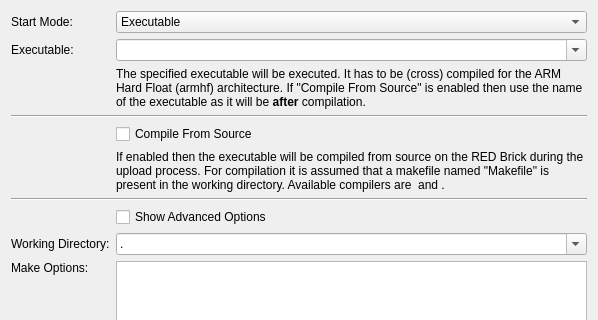
First picture: the form in src/brickv/plugin_system/plugins/red/ui/program_page_c.ui, repository Tinkerforge/brickv, before the edit; both pictures show x 0 to 598 and y 0 to 320 of the 598 by 703 pixel window.
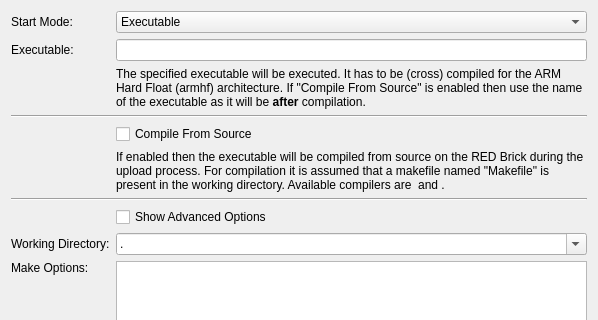
Second picture: the form after the edit. Custom widgets are drawn as their Qt base class.

```diff
--- a/src/brickv/plugin_system/plugins/red/ui/program_page_c.ui
+++ b/src/brickv/plugin_system/plugins/red/ui/program_page_c.ui
@@ -115,16 +115,6 @@
        </property>
       </widget>
      </item>
-     <item row="1" column="1" colspan="4">
-      <widget class="QComboBox" name="combo_executable">
-       <property name="editable">
-        <bool>true</bool>
-       </property>
-       <property name="insertPolicy">
-        <enum>QComboBox::NoInsert</enum>
-       </property>
-      </widget>
-     </item>
      <item row="3" column="0" colspan="5">
       <widget class="Line" name="line1">
        <property name="orientation">
@@ -188,6 +178,9 @@
        </property>
       </widget>
      </item>
+     <item row="1" column="1" colspan="4">
+      <widget class="QLineEdit" name="edit_executable"/>
+     </item>
     </layout>
    </item>
   </layout>
```
Left out of the diff: 8 changed lines with no effect on the pictures.
